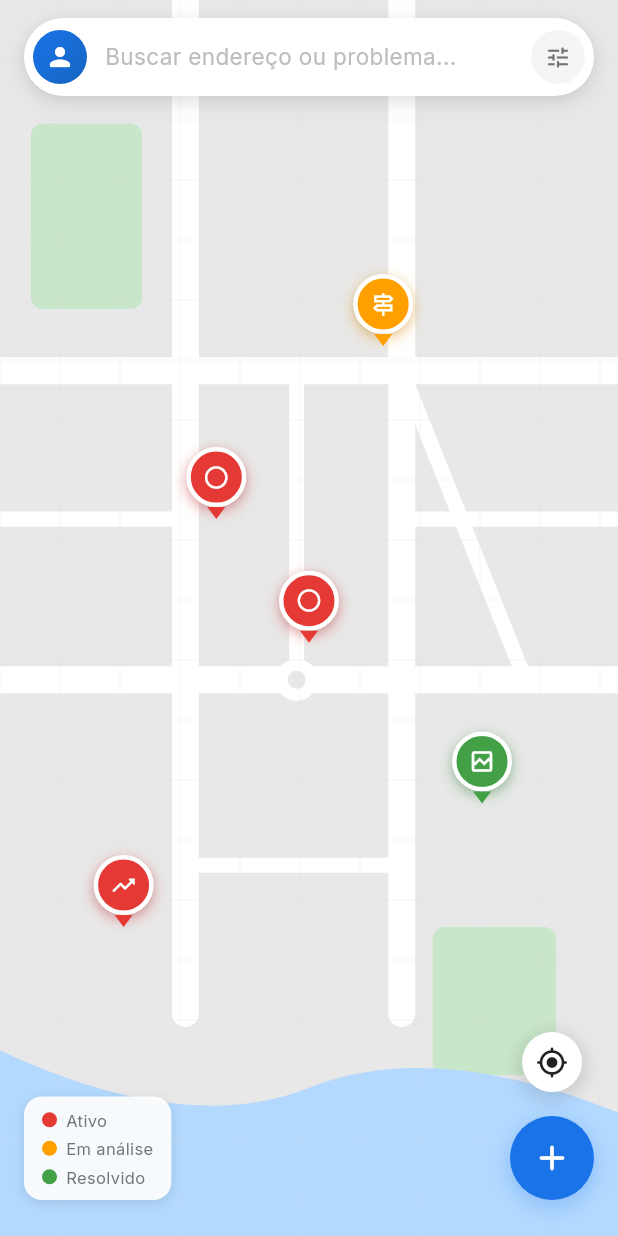
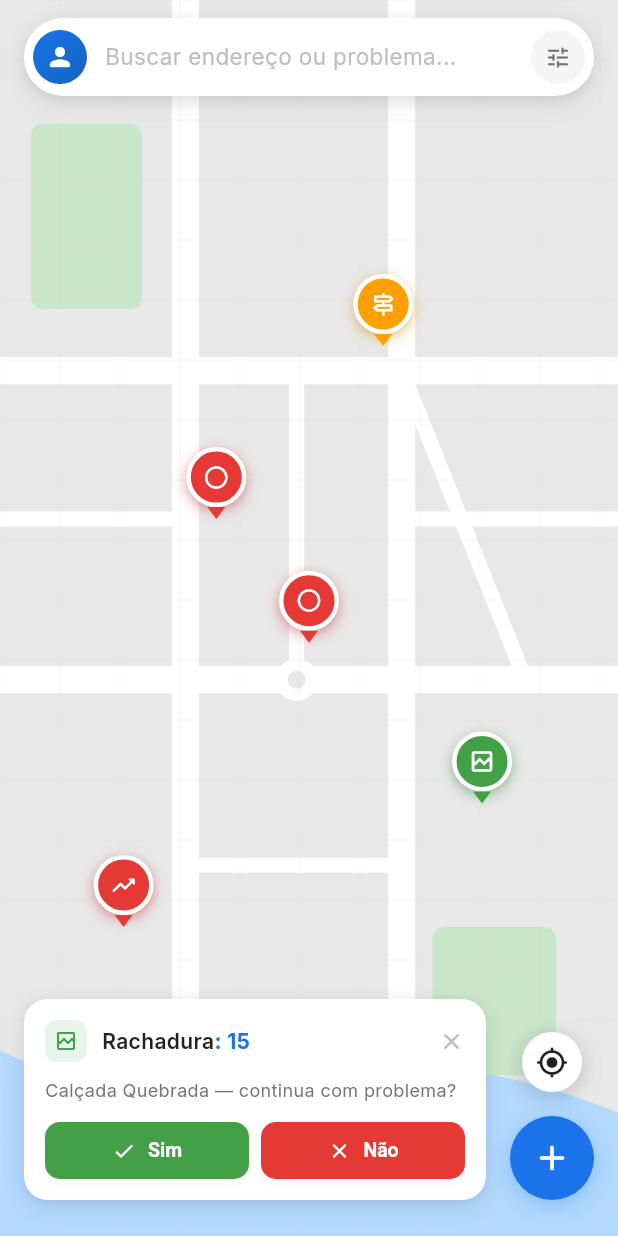
Before and after one commit to niteoliveira/reconstroijacarei, a Flutter app: the screen it shows after launch, on a phone screen of 412 x 824 dp. Run offline on Flutter 3.47's test engine with Material 3 defaults, Android fonts, the phone set to English and light mode, and no system bars; our stand-ins replace google_fonts.

Commit message:
feat: introduce QuickConfirmCard on home screen to allow quick problem status confirmation.

```diff
--- a/lib/screens/home/home_screen.dart
+++ b/lib/screens/home/home_screen.dart
@@ -7,6 +7,9 @@ import '../../widgets/floating_search_bar.dart';
 import 'widgets/map_view.dart';
 import 'widgets/problem_detail_sheet.dart';
 import 'widgets/report_problem_sheet.dart';
+import 'widgets/quick_confirm_card.dart';
+import '../../data/mock_problems.dart';
+import '../../core/constants/app_strings.dart';
 
 /// Tela principal — Mapa com overlays estilo Waze
 /// Stack fullscreen: mapa + barra de pesquisa + FABs
@@ -20,6 +23,7 @@ class HomeScreen extends StatefulWidget {
 class _HomeScreenState extends State<HomeScreen>
     with SingleTickerProviderStateMixin {
   String? _selectedProblemId;
+  bool _showQuickConfirm = true;
 
   // Animation controller para o FAB
   late final AnimationController _fabAnimController;
@@ -139,11 +143,32 @@ class _HomeScreenState extends State<HomeScreen>
             ),
           ),
 
-          // ── Camada 4: Legenda de cores ─────────────────────
+          // ── Camada 4: Legenda ou QuickConfirmCard ──────────
           Positioned(
             bottom: 24,
             left: 16,
-            child: _buildLegend(),
+            right: 16,
+            child: _showQuickConfirm
+                ? QuickConfirmCard(
+                    problem: mockProblems[2], // Exemplo: Calçada Quebrada
+                    onYes: () {
+                      setState(() => _showQuickConfirm = false);
+                      ScaffoldMessenger.of(context).showSnackBar(
+                        const SnackBar(
+                            content: Text(AppStrings.confirmationRecorded)),
+                      );
+                    },
+                    onNo: () {
+                      setState(() => _showQuickConfirm = false);
+                    },
+                    onDismiss: () {
+                      setState(() => _showQuickConfirm = false);
+                    },
+                  )
+                : Align(
+                    alignment: Alignment.bottomLeft,
+                    child: _buildLegend(),
+                  ),
           ),
         ],
       ),
--- /dev/null
+++ b/lib/screens/home/widgets/quick_confirm_card.dart
@@ -0,0 +1,165 @@
+import 'package:flutter/material.dart';
+import '../../../core/theme/app_colors.dart';
+import '../../../core/theme/app_text_styles.dart';
+import '../../../core/constants/app_strings.dart';
+import '../../../models/problem_report.dart';
+
+/// Card de confirmação rápida flutuante no rodapé do mapa
+/// Pergunta se um problema próximo ainda persiste
+class QuickConfirmCard extends StatelessWidget {
+  final ProblemReport problem;
+  final VoidCallback? onYes;
+  final VoidCallback? onNo;
+  final VoidCallback? onDismiss;
+
+  const QuickConfirmCard({
+    super.key,
+    required this.problem,
+    this.onYes,
+    this.onNo,
+    this.onDismiss,
+  });
+
+  @override
+  Widget build(BuildContext context) {
+    return Container(
+      margin: const EdgeInsets.only(right: 72), // espaço para os FABs
+      padding: const EdgeInsets.all(14),
+      decoration: BoxDecoration(
+        color: AppColors.surfaceCard,
+        borderRadius: BorderRadius.circular(16),
+        boxShadow: [
+          BoxShadow(
+            color: AppColors.shadow,
+            blurRadius: 12,
+            offset: const Offset(0, 4),
+          ),
+          BoxShadow(
+            color: Colors.black.withValues(alpha: 0.04),
+            blurRadius: 4,
+            offset: const Offset(0, 1),
+          ),
+        ],
+      ),
+      child: Column(
+        mainAxisSize: MainAxisSize.min,
+        crossAxisAlignment: CrossAxisAlignment.start,
+        children: [
+          // ── Linha superior: tipo + confirmações + fechar ────
+          Row(
+            children: [
+              // Ícone do tipo
+              Container(
+                padding: const EdgeInsets.all(6),
+                decoration: BoxDecoration(
+                  color: problem.status.color.withValues(alpha: 0.12),
+                  borderRadius: BorderRadius.circular(8),
+                ),
+                child: Icon(
+                  problem.type.icon,
+                  size: 16,
+                  color: problem.status.color,
+                ),
+              ),
+              const SizedBox(width: 10),
+
+              // Tipo + contagem
+              Expanded(
+                child: Text.rich(
+                  TextSpan(
+                    children: [
+                      TextSpan(
+                        text: problem.type.label,
+                        style: AppTextStyles.labelLarge,
+                      ),
+                      TextSpan(
+                        text: ': ${problem.confirmations}',
+                        style: AppTextStyles.bodyMedium.copyWith(
+                          color: AppColors.primary,
+                          fontWeight: FontWeight.w700,
+                        ),
+                      ),
+                    ],
+                  ),
+                ),
+              ),
+
+              // Botão fechar
+              GestureDetector(
+                onTap: onDismiss,
+                child: Icon(
+                  Icons.close_rounded,
+                  size: 18,
+                  color: AppColors.textHint,
+                ),
+              ),
+            ],
+          ),
+          const SizedBox(height: 10),
+
+          // ── Pergunta ───────────────────────────────────────
+          Text(
+            '${problem.title} — ${AppStrings.quickConfirmQuestion}',
+            style: AppTextStyles.bodySmall,
+            maxLines: 2,
+            overflow: TextOverflow.ellipsis,
+          ),
+          const SizedBox(height: 12),
+
+          // ── Botões Sim / Não ───────────────────────────────
+          Row(
+            children: [
+              // Sim
+              Expanded(
+                child: SizedBox(
+                  height: 38,
+                  child: ElevatedButton.icon(
+                    onPressed: onYes,
+                    icon: const Icon(Icons.check_rounded, size: 16),
+                    label: const Text(AppStrings.yes),
+                    style: ElevatedButton.styleFrom(
+                      backgroundColor: AppColors.statusResolved,
+                      foregroundColor: AppColors.onPrimary,
+                      textStyle: const TextStyle(
+                        fontSize: 13,
+                        fontWeight: FontWeight.w600,
+                      ),
+                      padding: EdgeInsets.zero,
+                      shape: RoundedRectangleBorder(
+                        borderRadius: BorderRadius.circular(10),
+                      ),
+                    ),
+                  ),
+                ),
+              ),
+              const SizedBox(width: 8),
+              // Não
+              Expanded(
+                child: SizedBox(
+                  height: 38,
+                  child: ElevatedButton.icon(
+                    onPressed: onNo,
+                    icon: const Icon(Icons.close_rounded, size: 16),
+                    label: const Text(AppStrings.no),
+                    style: ElevatedButton.styleFrom(
+                      backgroundColor: AppColors.statusActive,
+                      foregroundColor: AppColors.onPrimary,
+                      textStyle: const TextStyle(
+                        fontSize: 13,
+                        fontWeight: FontWeight.w600,
+                      ),
+                      padding: EdgeInsets.zero,
+                      shape: RoundedRectangleBorder(
+                        borderRadius: BorderRadius.circular(10),
+                      ),
+                    ),
+                  ),
+                ),
+              ),
+            ],
+          ),
+        ],
+      ),
+    );
+  }
+}
```
